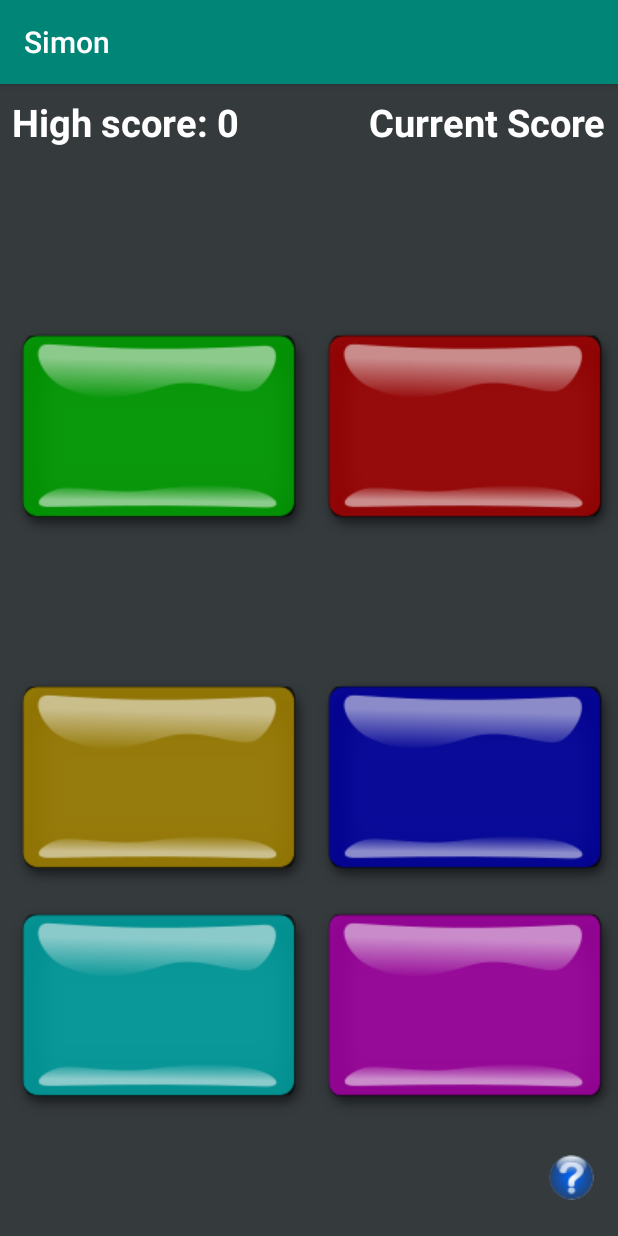
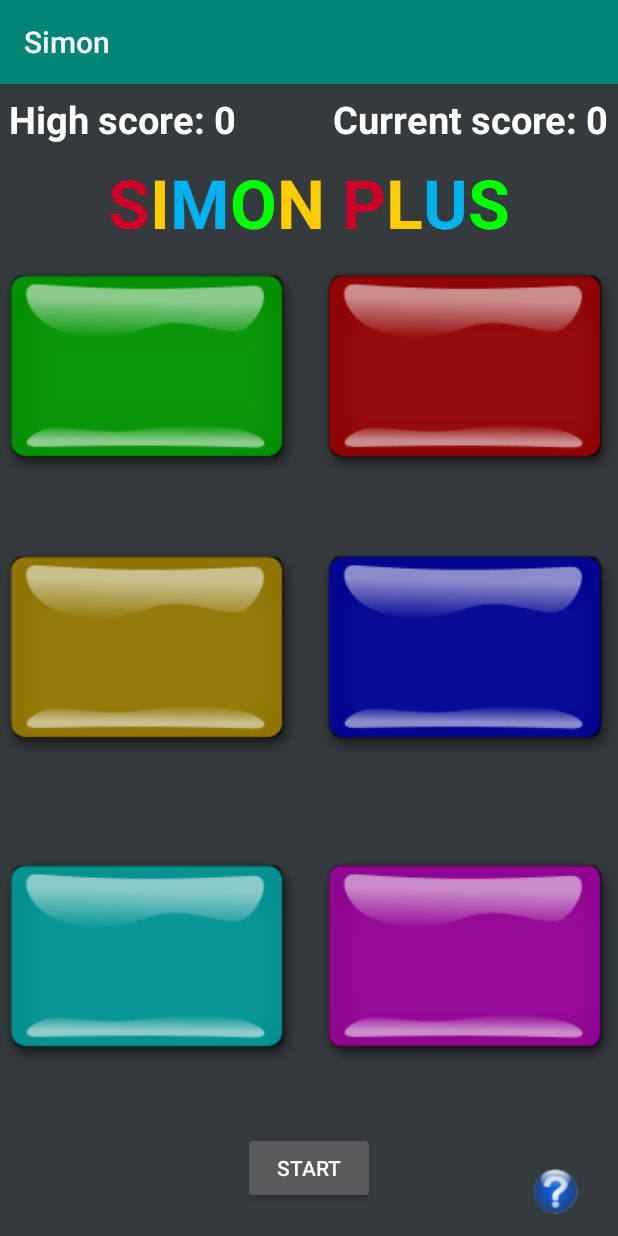
Before and after one commit to jacobgirsky/Simon, an Android app: the SimonPlus screen opened directly, with no data from a screen before it, on a phone screen of 412 x 824 dp. Run offline under Robolectric (Android 15) with nearby library versions, the phone set to English and light mode, and no system bars; pictures from the network do not load.

Commit message:
Fixed Simon Plus layout.

```diff
--- a/app/src/main/java/com/example/simon/SimonOriginal.java
+++ b/app/src/main/java/com/example/simon/SimonOriginal.java
@@ -251,7 +251,7 @@ public class SimonOriginal extends AppCompatActivity {
                     }
                 });
 
-        alertDialogBuilder.setMessage(Html.fromHtml(message + "your score was " + currentScore));
+        alertDialogBuilder.setMessage(Html.fromHtml(message + "Your score was " + currentScore));
         AlertDialog dialog = alertDialogBuilder.create();
         dialog.show();
 
--- a/app/src/main/java/com/example/simon/SimonPlus.java
+++ b/app/src/main/java/com/example/simon/SimonPlus.java
@@ -16,7 +16,9 @@ import android.text.method.LinkMovementMethod;
 import android.util.Log;
 import android.view.MotionEvent;
 import android.view.View;
+import android.widget.Button;
 import android.widget.ImageButton;
+import android.widget.SimpleExpandableListAdapter;
 import android.widget.TextView;
 
 import java.util.Random;
@@ -59,6 +61,10 @@ public class SimonPlus extends AppCompatActivity {
 
         loseSound = soundPool.load(this, R.raw.lose, 1);
 
+        // add a colorful text to the title_text view with html
+        TextView textView = findViewById(R.id.title1_tv2);
+        setTextview(textView);
+
         String message = "<html>" +
                 "<h2>How to Play</h2>" +
                 "<p>The game will randomly pick one of the eight  buttons, light it up, and play a " +
@@ -86,8 +92,16 @@ public class SimonPlus extends AppCompatActivity {
         tealButton.setOnTouchListener(clicked);
         purpleButton.setOnTouchListener(clicked);
 
-        playGame();
+        disableButtons();
 
+        final Button startButton = findViewById(R.id.start_button);
+        startButton.setOnClickListener(new View.OnClickListener() {
+            @Override
+            public void onClick(View v) {
+                playGame();
+                startButton.setEnabled(false);
+            }
+        });
     }
 
     @Override
@@ -164,7 +178,27 @@ public class SimonPlus extends AppCompatActivity {
         }
     };
 
+    public void disableButtons() {
+        greenButton.setEnabled(false);
+        redButton.setEnabled(false);
+        blueButton.setEnabled(false);
+        yellowButton.setEnabled(false);
+        tealButton.setEnabled(false);
+        purpleButton.setEnabled(false);
+    }
+
+    public void enableButtons() {
+        greenButton.setEnabled(true);
+        redButton.setEnabled(true);
+        blueButton.setEnabled(true);
+        yellowButton.setEnabled(true);
+        tealButton.setEnabled(true);
+        purpleButton.setEnabled(true);
+    }
+
+
     public void playGame() {
+        enableButtons();
         addToArray();
         numItemsInArray++;
         for (int i = 0; i < numItemsInArray; i++) {
@@ -210,6 +244,16 @@ public class SimonPlus extends AppCompatActivity {
         handler.postDelayed(runnable, (1300) * click_index);
     }
 
+    public void setTextview(TextView textview) {
+        // add a colorful text to the title_text view with html
+        TextView title_tv2 = findViewById(R.id.title1_tv2);
+        String text = "<font color=#cc0029>S</font><font color=#ffcc00>I</font>" +
+                "<font color=#00B2EE>M</font><font color=#00ff00>O</font>" +
+                "<font color=#ffcc00>N</font> <font color=#cc0029>P</font><font color=#ffcc00>L</font>" +
+        "<font color=#00B2EE>U</font><font color=#00ff00>S</font>";
+        title_tv2.setText(Html.fromHtml(text));
+    }
+
     private void getAlertDialog() {
         AlertDialog.Builder alertDialogBuilder = new AlertDialog.Builder(SimonPlus.this);
         String message = "<html>" +
@@ -224,7 +268,7 @@ public class SimonPlus extends AppCompatActivity {
                     }
                 });
 
-        alertDialogBuilder.setMessage(Html.fromHtml(message + "your score was " + currentScore));
+        alertDialogBuilder.setMessage(Html.fromHtml(message + "Your score was " + currentScore));
         AlertDialog dialog = alertDialogBuilder.create();
         dialog.show();
 
--- a/app/src/main/res/layout/activity_game2.xml
+++ b/app/src/main/res/layout/activity_game2.xml
@@ -8,59 +8,70 @@
     tools:context=".SimonPlus">
 
 
+    <TextView
+        android:id="@+id/title1_tv2"
+        android:layout_width="wrap_content"
+        android:layout_height="71dp"
+        android:text="ORIGINAL"
+        android:textSize="45sp"
+        android:textStyle="bold"
+        app:layout_constraintBottom_toBottomOf="parent"
+        app:layout_constraintEnd_toEndOf="parent"
+        app:layout_constraintStart_toStartOf="parent"
+        app:layout_constraintTop_toTopOf="parent"
+        app:layout_constraintVertical_bias="0.06999999" />
+
     <ImageButton
         android:id="@+id/blue_ib"
         android:layout_width="wrap_content"
         android:layout_height="wrap_content"
-        android:layout_marginBottom="232dp"
         android:background="@null"
         app:layout_constraintBottom_toBottomOf="parent"
         app:layout_constraintEnd_toEndOf="parent"
+        app:layout_constraintTop_toBottomOf="@+id/red_ib"
+        app:layout_constraintVertical_bias="0.13"
         app:srcCompat="@drawable/blue" />
 
     <ImageButton
         android:id="@+id/red_ib"
         android:layout_width="wrap_content"
         android:layout_height="wrap_content"
-        android:layout_marginTop="76dp"
-        android:layout_marginBottom="8dp"
         android:background="@null"
-        app:layout_constraintBottom_toTopOf="@+id/blue_ib"
+        app:layout_constraintBottom_toBottomOf="parent"
         app:layout_constraintEnd_toEndOf="parent"
-        app:layout_constraintTop_toTopOf="parent"
+        app:layout_constraintTop_toBottomOf="@+id/current_score_tv"
+        app:layout_constraintVertical_bias="0.13999999"
         app:srcCompat="@drawable/red" />
 
     <ImageButton
         android:id="@+id/yellow_ib"
         android:layout_width="wrap_content"
         android:layout_height="wrap_content"
-        android:layout_marginStart="8dp"
-        android:layout_marginBottom="232dp"
         android:background="@null"
         app:layout_constraintBottom_toBottomOf="parent"
         app:layout_constraintStart_toStartOf="parent"
+        app:layout_constraintTop_toBottomOf="@+id/green_im"
+        app:layout_constraintVertical_bias="0.13"
         app:srcCompat="@drawable/yellow" />
 
     <ImageButton
         android:id="@+id/green_im"
         android:layout_width="wrap_content"
         android:layout_height="wrap_content"
-        android:layout_marginStart="8dp"
-        android:layout_marginTop="76dp"
-        android:layout_marginBottom="8dp"
         android:background="@null"
-        app:layout_constraintBottom_toTopOf="@+id/yellow_ib"
+        app:layout_constraintBottom_toBottomOf="parent"
         app:layout_constraintStart_toStartOf="parent"
-        app:layout_constraintTop_toTopOf="parent"
+        app:layout_constraintTop_toBottomOf="@+id/high_score2_tv"
+        app:layout_constraintVertical_bias="0.13999999"
         app:srcCompat="@drawable/green" />
 
     <TextView
         android:id="@+id/high_score2_tv"
         android:layout_width="wrap_content"
         android:layout_height="wrap_content"
-        android:layout_marginStart="8dp"
-        android:layout_marginTop="8dp"
-        android:text="High Score"
+        android:paddingLeft="6dp"
+        android:paddingTop="6dp"
+        android:text="High score: 0"
         android:textColor="#ffffff"
         android:textSize="25sp"
         android:textStyle="bold"
@@ -71,9 +82,9 @@
         android:id="@+id/current_score_tv"
         android:layout_width="wrap_content"
         android:layout_height="wrap_content"
-        android:layout_marginTop="8dp"
-        android:layout_marginEnd="8dp"
-        android:text="Current Score"
+        android:paddingTop="6dp"
+        android:paddingRight="6dp"
+        android:text="Current score: 0"
         android:textColor="#ffffff"
         android:textSize="25sp"
         android:textStyle="bold"
@@ -84,33 +95,47 @@
         android:id="@+id/how_to_im"
         android:layout_width="wrap_content"
         android:layout_height="wrap_content"
-        android:layout_marginEnd="16dp"
-        android:layout_marginBottom="24dp"
         android:background="@null"
         app:layout_constraintBottom_toBottomOf="parent"
         app:layout_constraintEnd_toEndOf="parent"
+        app:layout_constraintHorizontal_bias="0.93"
+        app:layout_constraintStart_toStartOf="parent"
+        app:layout_constraintTop_toTopOf="parent"
+        app:layout_constraintVertical_bias="0.98"
         app:srcCompat="@drawable/questionmark" />
 
     <ImageButton
         android:id="@+id/teal_ib"
         android:layout_width="wrap_content"
         android:layout_height="wrap_content"
-        android:layout_marginStart="8dp"
-        android:layout_marginBottom="80dp"
         android:background="@null"
         app:layout_constraintBottom_toBottomOf="parent"
         app:layout_constraintStart_toStartOf="parent"
+        app:layout_constraintTop_toBottomOf="@+id/yellow_ib"
+        app:layout_constraintVertical_bias="0.37"
         app:srcCompat="@drawable/teal" />
 
     <ImageButton
         android:id="@+id/purple_ib"
         android:layout_width="wrap_content"
         android:layout_height="wrap_content"
-        android:layout_marginBottom="80dp"
         android:background="@null"
         app:layout_constraintBottom_toBottomOf="parent"
         app:layout_constraintEnd_toEndOf="parent"
+        app:layout_constraintTop_toBottomOf="@+id/blue_ib"
+        app:layout_constraintVertical_bias="0.37"
         app:srcCompat="@drawable/purple" />
+
+    <Button
+        android:id="@+id/start_button"
+        android:layout_width="wrap_content"
+        android:layout_height="wrap_content"
+        android:text="Start"
+        app:layout_constraintBottom_toBottomOf="parent"
+        app:layout_constraintEnd_toEndOf="parent"
+        app:layout_constraintStart_toStartOf="parent"
+        app:layout_constraintTop_toTopOf="parent"
+        app:layout_constraintVertical_bias="0.97" />
 
 
 </android.support.constraint.ConstraintLayout>
```
Also changed, not shown: app/src/main/java/com/example/simon/Game.java (added, +14 -0 lines), app/src/main/java/com/example/simon/MainActivity.java (+13 -27 lines), app/src/main/java/com/example/simon/SimonReverse.java (+21 -16 lines).
